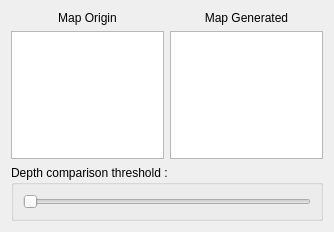
Above: forms/dialog_surface_depthMapRendering.ui from abletterer/surface_depthMapRendering before the change. Below: the same form after it.
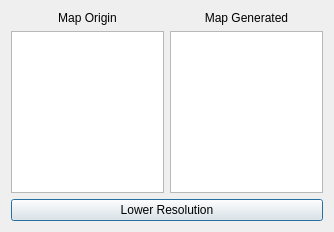
That is the form after the change.

The edit to the form file:
```diff
--- a/forms/dialog_surface_depthMapRendering.ui
+++ b/forms/dialog_surface_depthMapRendering.ui
@@ -53,19 +53,10 @@
     </layout>
    </item>
    <item>
-    <widget class="QGroupBox" name="groupBox">
-     <property name="title">
-      <string>Depth comparison threshold :</string>
+    <widget class="QPushButton" name="button_lower_resolution">
+     <property name="text">
+      <string>Lower Resolution</string>
      </property>
-     <layout class="QHBoxLayout" name="horizontalLayout_3">
-      <item>
-       <widget class="QSlider" name="slider_threshold">
-        <property name="orientation">
-         <enum>Qt::Horizontal</enum>
-        </property>
-       </widget>
-      </item>
-     </layout>
     </widget>
    </item>
   </layout>
```
